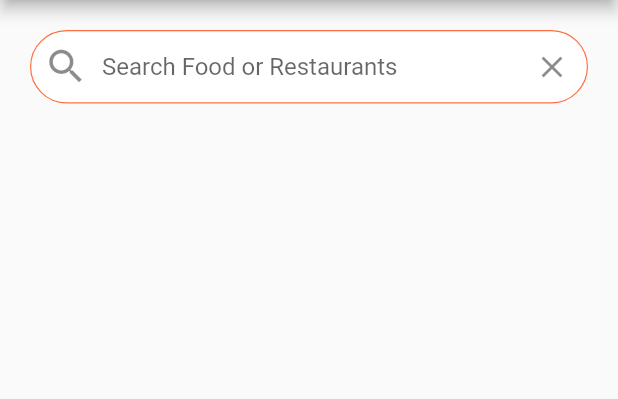
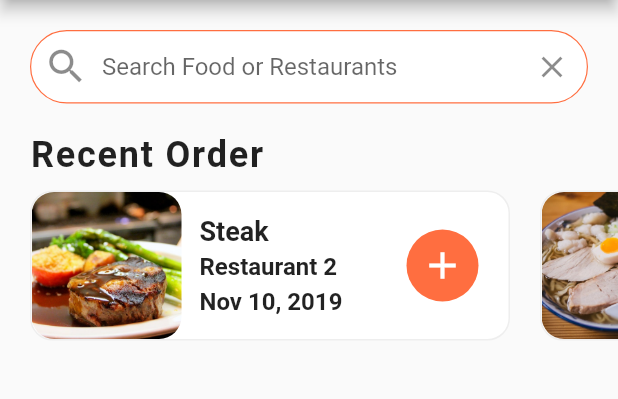
Before and after one commit to DitoCahyaPratama/flutter-food-delivery, a Flutter app: the screen it shows after launch, on a phone screen of 412 x 824 dp, the part 84-483 px from its top. Run offline on Flutter 3.47's test engine with Material 2 defaults, Android fonts, the phone set to English and light mode, and no system bars.

Commit message:
Create Recent Order

```diff
--- a/lib/screens/home_screen.dart
+++ b/lib/screens/home_screen.dart
@@ -1,5 +1,6 @@
 import 'package:flutter/material.dart';
 import 'package:flutter_food_delivery_ui/data/data.dart';
+import 'package:flutter_food_delivery_ui/widgets/recent_orders.dart';
 
 class HomeScreen extends StatefulWidget {
   @override
@@ -59,7 +60,9 @@ class _HomeScreenState extends State<HomeScreen> {
               ),
             ),
           ),
+          RecentOrders(),
         ],
-        ));
+      ),
+    );
   }
 }
--- /dev/null
+++ b/lib/widgets/recent_orders.dart
@@ -0,0 +1,125 @@
+import 'package:flutter/material.dart';
+import 'package:flutter_food_delivery_ui/data/data.dart';
+import 'package:flutter_food_delivery_ui/models/order.dart';
+
+class RecentOrders extends StatelessWidget {
+  _buildRecentOrder(BuildContext context, Order order) {
+    return Container(
+      margin: EdgeInsets.all(10.0),
+      width: 320.0,
+      decoration: BoxDecoration(
+        color: Colors.white,
+        borderRadius: BorderRadius.circular(15.0),
+        border: Border.all(
+          width: 1.0,
+          color: Colors.grey[200],
+        ),
+      ),
+      child: Row(
+        mainAxisAlignment: MainAxisAlignment.spaceBetween,
+        children: <Widget>[
+          Expanded(
+            child: Row(
+              children: <Widget>[
+                ClipRRect(
+                  borderRadius: BorderRadius.circular(15.0),
+                  child: Image(
+                    height: 100.0,
+                    width: 100.0,
+                    image: AssetImage(order.food.imageUrl),
+                    fit: BoxFit.cover,
+                  ),
+                ),
+                Expanded(
+                  child: Container(
+                    margin: EdgeInsets.all(12.0),
+                    child: Column(
+                      mainAxisAlignment: MainAxisAlignment.center,
+                      crossAxisAlignment: CrossAxisAlignment.start,
+                      children: <Widget>[
+                        Text(
+                          order.food.name,
+                          style: TextStyle(
+                            fontSize: 18.0,
+                            fontWeight: FontWeight.bold,
+                          ),
+                          overflow: TextOverflow.ellipsis,
+                        ),
+                        SizedBox(height: 4.0),
+                        Text(
+                          order.restaurant.name,
+                          style: TextStyle(
+                            fontSize: 16.0,
+                            fontWeight: FontWeight.w600,
+                          ),
+                          overflow: TextOverflow.ellipsis,
+                        ),
+                        SizedBox(height: 4.0),
+                        Text(
+                          order.date,
+                          style: TextStyle(
+                            fontSize: 16.0,
+                            fontWeight: FontWeight.w600,
+                          ),
+                          overflow: TextOverflow.ellipsis,
+                        ),
+                      ],
+                    ),
+                  ),
+                ),
+              ],
+            ),
+          ),
+          Container(
+              margin: EdgeInsets.only(right: 20.0),
+              width: 48.0,
+              decoration: BoxDecoration(
+                  color: Theme.of(context).primaryColor,
+                  borderRadius: BorderRadius.circular(30.0)),
+              child: IconButton(
+                icon: Icon(Icons.add),
+                iconSize: 30.0,
+                color: Colors.white,
+                onPressed: () {},
+              ))
+        ],
+      ),
+    );
+  }
+
+  @override
+  Widget build(BuildContext context) {
+    return Column(
+      crossAxisAlignment: CrossAxisAlignment.start,
+      children: <Widget>[
+        Padding(
+          padding: EdgeInsets.symmetric(horizontal: 20.0),
+          child: Text(
+            'Recent Order',
+            style: TextStyle(
+              fontSize: 24.0,
+              fontWeight: FontWeight.w600,
+              letterSpacing: 1.2,
+            ),
+          ),
+        ),
+        Container(
+          height: 120.0,
+          child: ListView.builder(
+            physics: BouncingScrollPhysics(),
+            padding: EdgeInsets.only(
+              left: 10.0,
+              right: 10.0,
+            ),
+            scrollDirection: Axis.horizontal,
+            itemCount: currentUser.orders.length,
+            itemBuilder: (BuildContext context, int index) {
+              Order order = currentUser.orders[index];
+              return _buildRecentOrder(context, order);
+            },
+          ),
+        ),
+      ],
+    );
+  }
+}
```
Lines whose indentation alone changed are shown as unchanged.
